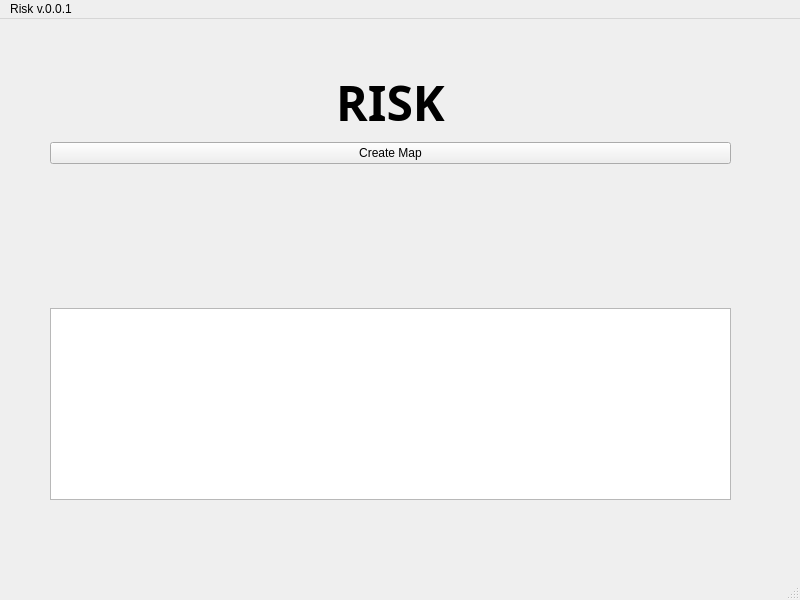
Qt form gui/main_window.ui (TaimoorRana/Risk) before a commit.
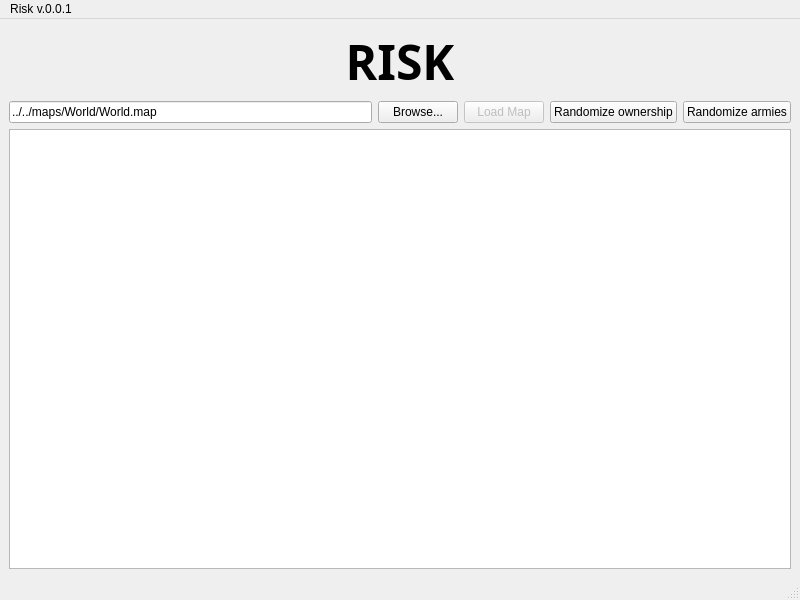
The same form after that commit.

Patch:
```diff
--- a/gui/main_window.ui
+++ b/gui/main_window.ui
@@ -14,16 +14,7 @@
    <string>MainWindow</string>
   </property>
   <widget class="QWidget" name="centralwidget">
-   <widget class="QWidget" name="verticalLayoutWidget">
-    <property name="geometry">
-     <rect>
-      <x>50</x>
-      <y>50</y>
-      <width>681</width>
-      <height>431</height>
-     </rect>
-    </property>
-    <layout class="QVBoxLayout" name="verticalLayout">
+   <layout class="QVBoxLayout" name="verticalLayout_2">
      <item>
       <widget class="QLabel" name="label">
        <property name="font">
@@ -43,31 +34,55 @@
       </widget>
      </item>
      <item>
-      <widget class="QPushButton" name="pushButton">
+     <layout class="QHBoxLayout" name="horizontalLayout">
+      <property name="bottomMargin">
+       <number>0</number>
+      </property>
+      <item>
+       <widget class="QLineEdit" name="filenameLineEdit">
        <property name="text">
-        <string>Create Map</string>
+         <string>../../maps/World/World.map</string>
        </property>
       </widget>
      </item>
      <item>
-      <spacer name="verticalSpacer">
-       <property name="orientation">
-        <enum>Qt::Vertical</enum>
-       </property>
-       <property name="sizeHint" stdset="0">
-        <size>
-         <width>20</width>
-         <height>40</height>
-        </size>
-       </property>
-      </spacer>
+       <widget class="QPushButton" name="browsePushButton">
+        <property name="text">
+         <string>Browse...</string>
+        </property>
+       </widget>
+      </item>
+      <item>
+       <widget class="QPushButton" name="loadPushButton">
+        <property name="enabled">
+         <bool>false</bool>
+        </property>
+        <property name="text">
+         <string>Load Map</string>
+        </property>
+       </widget>
+      </item>
+      <item>
+       <widget class="QPushButton" name="randOwnerPushButton">
+        <property name="text">
+         <string>Randomize ownership</string>
+        </property>
+       </widget>
+      </item>
+      <item>
+       <widget class="QPushButton" name="randArmiesPushButton">
+        <property name="text">
+         <string>Randomize armies</string>
+        </property>
+       </widget>
+      </item>
+     </layout>
      </item>
      <item>
       <widget class="QGraphicsView" name="graphicsView"/>
      </item>
     </layout>
    </widget>
-  </widget>
   <widget class="QMenuBar" name="menubar">
    <property name="geometry">
     <rect>
```
Left out of the diff: 19 changed lines with no effect on the pictures. Lines whose indentation alone changed are shown as unchanged.
